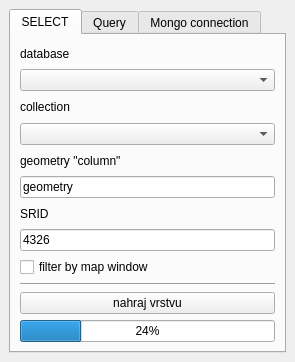
Above: mongoloid_dockwidget_base.ui from jeleniste/mongo_memorizer before the change. Below: the same form after it.
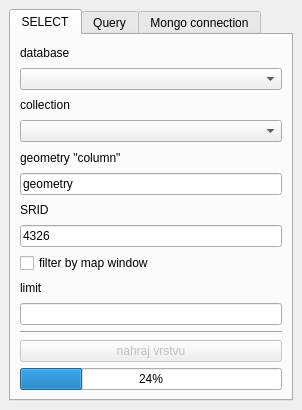
That is the form after the change.

Commit message: enable run button after selecting collection

```diff
--- a/mongoloid_dockwidget_base.ui
+++ b/mongoloid_dockwidget_base.ui
@@ -6,8 +6,8 @@
    <rect>
     <x>0</x>
     <y>0</y>
-    <width>295</width>
-    <height>362</height>
+    <width>302</width>
+    <height>410</height>
    </rect>
   </property>
   <property name="windowTitle">
@@ -106,6 +106,16 @@
           </property>
          </widget>
         </item>
+        <item>
+         <widget class="QLabel" name="label_8">
+          <property name="text">
+           <string>limit</string>
+          </property>
+         </widget>
+        </item>
+        <item>
+         <widget class="QLineEdit" name="input_limit"/>
+        </item>
         <item>
          <widget class="Line" name="line">
           <property name="orientation">
@@ -115,6 +125,9 @@
         </item>
         <item>
          <widget class="QPushButton" name="nahraj_vrstvu">
+          <property name="enabled">
+           <bool>false</bool>
+          </property>
           <property name="maximumSize">
            <size>
             <width>304</width>
```
Left out of the diff: 2 changed lines with no effect on the pictures. The commit also changes 1 other file.
